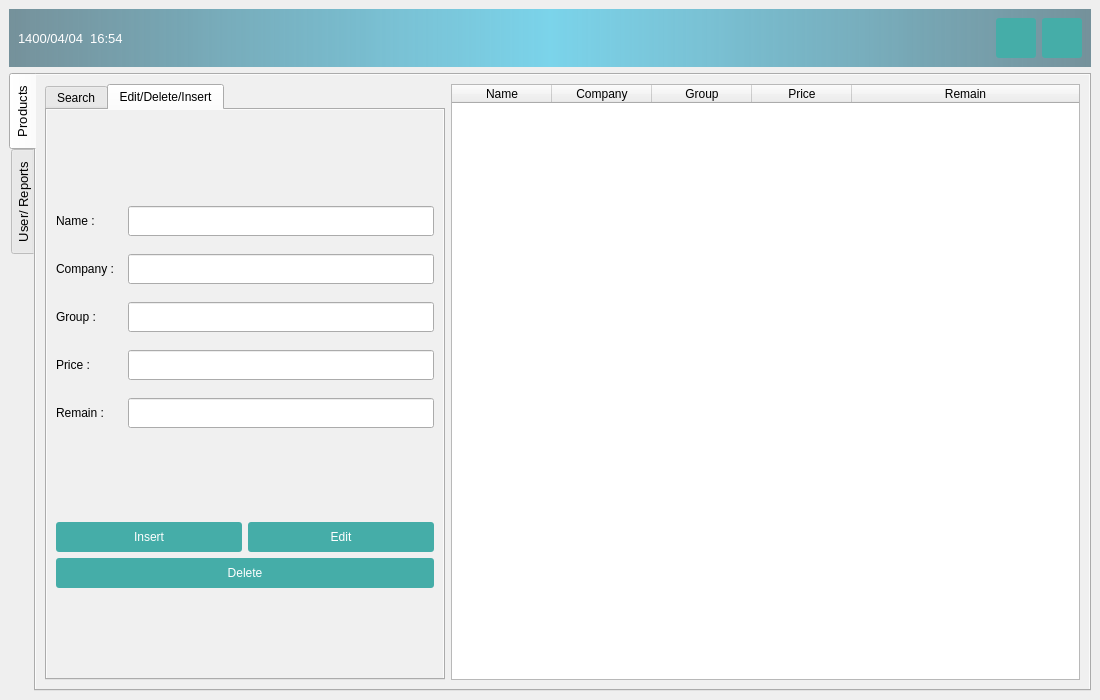
This is AP_Project/admin_page.ui in alirrah/AP_Project as Qt 5 draws it before an edit. The edited form follows.
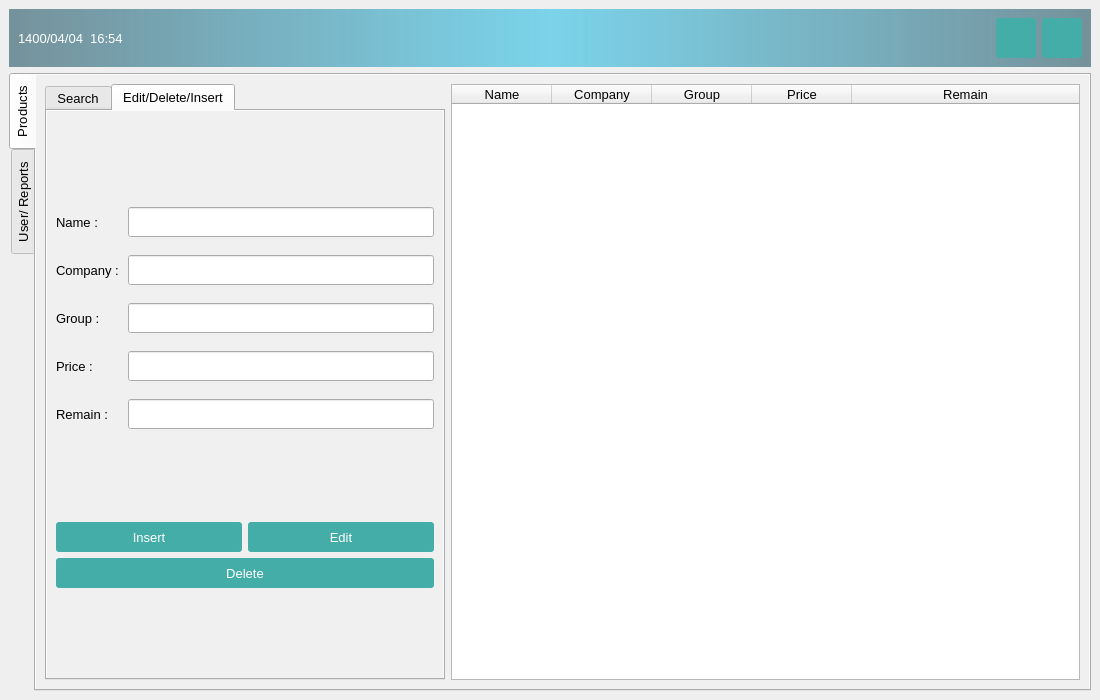
This is the edited form. The open tabs and pages were chosen to show the change. Icons and pictures are not drawn.

Diff of the .ui file:
```diff
--- a/AP_Project/admin_page.ui
+++ b/AP_Project/admin_page.ui
@@ -230,6 +230,11 @@
               <height>16777215</height>
              </size>
             </property>
+            <property name="font">
+             <font>
+              <pointsize>10</pointsize>
+             </font>
+            </property>
             <property name="currentIndex">
              <number>0</number>
             </property>
@@ -419,6 +424,11 @@
                     <height>30</height>
                    </size>
                   </property>
+                  <property name="font">
+                   <font>
+                    <pointsize>10</pointsize>
+                   </font>
+                  </property>
                   <property name="text">
                    <string>Name :</string>
                   </property>
@@ -438,6 +448,9 @@
                     <height>16777215</height>
                    </size>
                   </property>
+                  <property name="alignment">
+                   <set>Qt::AlignCenter</set>
+                  </property>
                  </widget>
                 </item>
                </layout>
@@ -458,6 +471,11 @@
                     <height>30</height>
                    </size>
                   </property>
+                  <property name="font">
+                   <font>
+                    <pointsize>10</pointsize>
+                   </font>
+                  </property>
                   <property name="text">
                    <string>Company :</string>
                   </property>
@@ -477,6 +495,9 @@
                     <height>16777215</height>
                    </size>
                   </property>
+                  <property name="alignment">
+                   <set>Qt::AlignCenter</set>
+                  </property>
                  </widget>
                 </item>
                </layout>
@@ -497,6 +518,11 @@
                     <height>30</height>
                    </size>
                   </property>
+                  <property name="font">
+                   <font>
+                    <pointsize>10</pointsize>
+                   </font>
+                  </property>
                   <property name="text">
                    <string>Group :</string>
                   </property>
@@ -516,6 +542,9 @@
                     <height>16777215</height>
                    </size>
                   </property>
+                  <property name="alignment">
+                   <set>Qt::AlignCenter</set>
+                  </property>
                  </widget>
                 </item>
                </layout>
@@ -536,6 +565,11 @@
                     <height>30</height>
                    </size>
                   </property>
+                  <property name="font">
+                   <font>
+                    <pointsize>10</pointsize>
+                   </font>
+                  </property>
                   <property name="text">
                    <string>Price :</string>
                   </property>
@@ -555,6 +589,9 @@
                     <height>16777215</height>
                    </size>
                   </property>
+                  <property name="alignment">
+                   <set>Qt::AlignCenter</set>
+                  </property>
                  </widget>
                 </item>
                </layout>
@@ -575,6 +612,11 @@
                     <height>30</height>
                    </size>
                   </property>
+                  <property name="font">
+                   <font>
+                    <pointsize>10</pointsize>
+                   </font>
+                  </property>
                   <property name="text">
                    <string>Remain :</string>
                   </property>
@@ -594,6 +636,9 @@
                     <height>16777215</height>
                    </size>
                   </property>
+                  <property name="alignment">
+                   <set>Qt::AlignCenter</set>
+                  </property>
                  </widget>
                 </item>
                </layout>
@@ -621,6 +666,17 @@
                     <height>30</height>
                    </size>
                   </property>
+                  <property name="font">
+                   <font>
+                    <pointsize>10</pointsize>
+                   </font>
+                  </property>
+                  <property name="cursor">
+                   <cursorShape>PointingHandCursor</cursorShape>
+                  </property>
+                  <property name="toolTip">
+                   <string>Click to Insert Product</string>
+                  </property>
                   <property name="text">
                    <string>Insert</string>
                   </property>
@@ -634,6 +690,17 @@
                     <height>30</height>
                    </size>
                   </property>
+                  <property name="font">
+                   <font>
+                    <pointsize>10</pointsize>
+                   </font>
+                  </property>
+                  <property name="cursor">
+                   <cursorShape>PointingHandCursor</cursorShape>
+                  </property>
+                  <property name="toolTip">
+                   <string>Click to Edit Product</string>
+                  </property>
                   <property name="text">
                    <string>Edit</string>
                   </property>
@@ -647,6 +714,17 @@
                     <height>30</height>
                    </size>
                   </property>
+                  <property name="font">
+                   <font>
+                    <pointsize>10</pointsize>
+                   </font>
+                  </property>
+                  <property name="cursor">
+                   <cursorShape>PointingHandCursor</cursorShape>
+                  </property>
+                  <property name="toolTip">
+                   <string>Click to Delete Product</string>
+                  </property>
                   <property name="text">
                    <string>Delete</string>
                   </property>
@@ -675,6 +753,17 @@
            <layout class="QVBoxLayout" name="verticalLayout_2">
             <item>
              <widget class="QTableWidget" name="product_table">
+              <property name="font">
+               <font>
+                <pointsize>10</pointsize>
+               </font>
+              </property>
+              <property name="cursor" stdset="0">
+               <cursorShape>PointingHandCursor</cursorShape>
+              </property>
+              <property name="toolTip">
+               <string>Double-Click to Fill Lined Edits</string>
+              </property>
               <property name="editTriggers">
                <set>QAbstractItemView::NoEditTriggers</set>
               </property>
```
Left out of the diff: 137 changed lines with no effect on the pictures.
